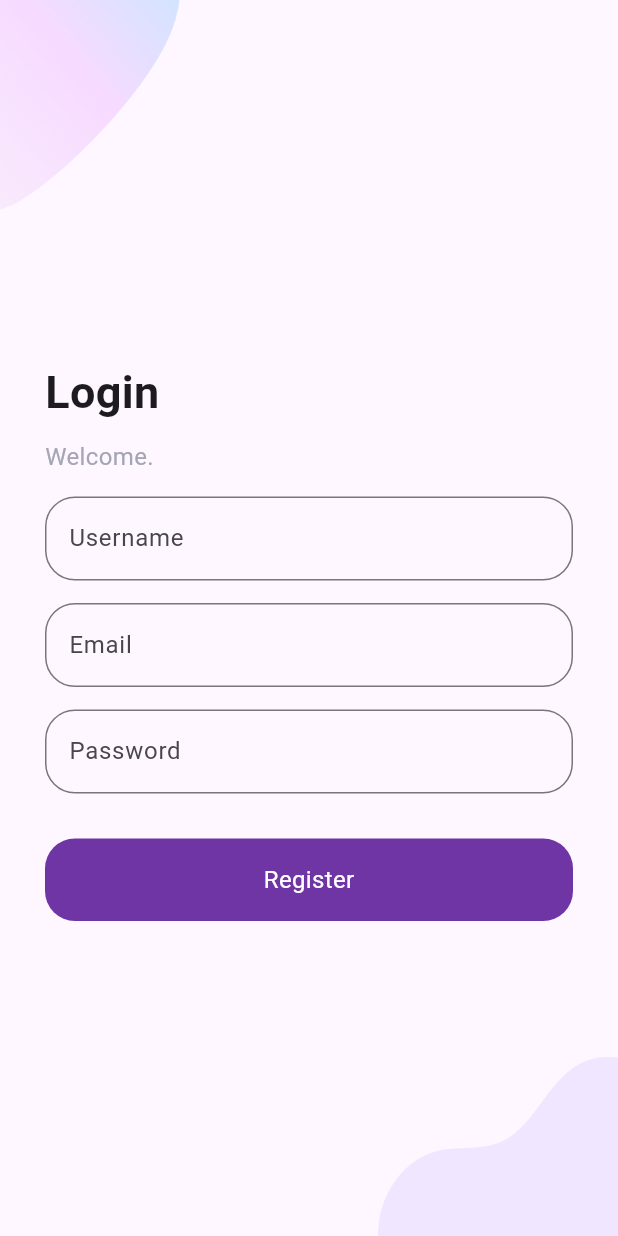
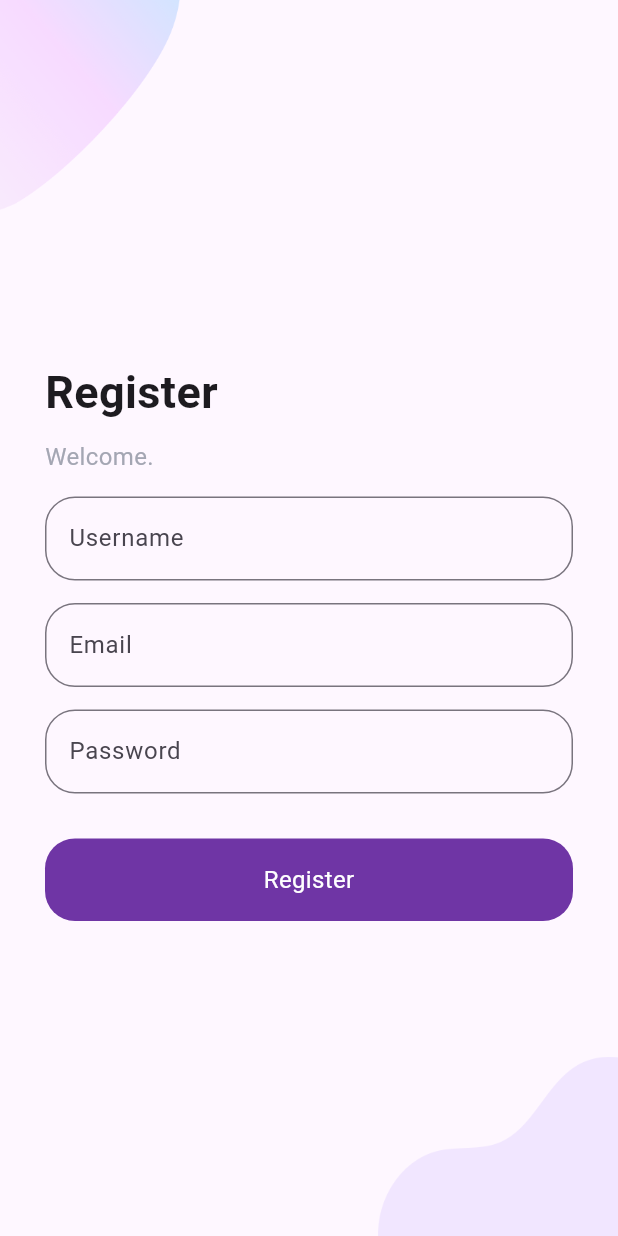
Before and after one commit to BEDI23/Dashboard_flutter, a Flutter app: the screen it shows after launch, after a tap on "Sign Up", on a phone screen of 412 x 824 dp. Run offline on Flutter 3.47's test engine with Material 3 defaults, Android fonts, the light colour scheme and no system bars; our stand-ins replace google_fonts.

Commit message:
Login 👌

```diff
--- a/lib/screens/login/SingUp.dart
+++ b/lib/screens/login/SingUp.dart
@@ -62,7 +62,7 @@ class _SignUpState extends State<SignUp> {
               Row(
                 children: [
                   Text(
-                    "Login",
+                    "Register",
                     style: GoogleFonts.roboto(fontSize: 30, fontWeight: FontWeight.bold),
                   ),
                 ],
```
Also changed, not shown: assets/image/main_bottom.png (deleted), assets/image/signup_top.png (deleted).
